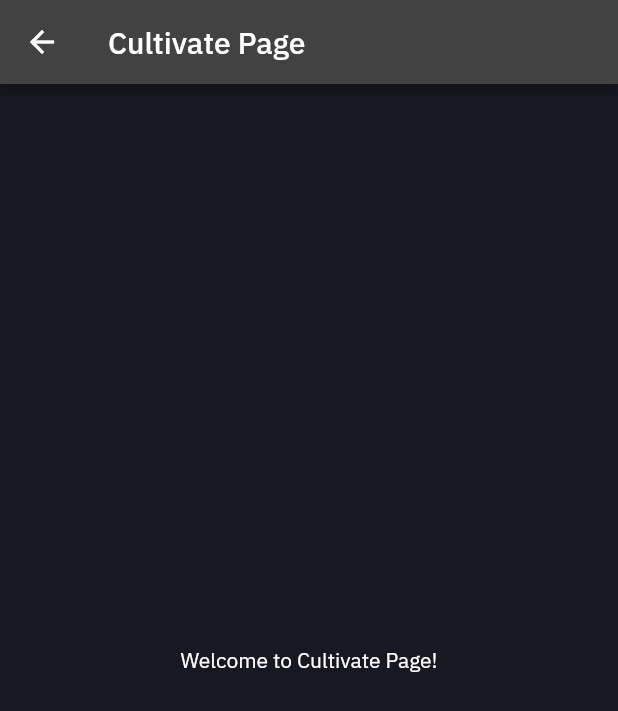
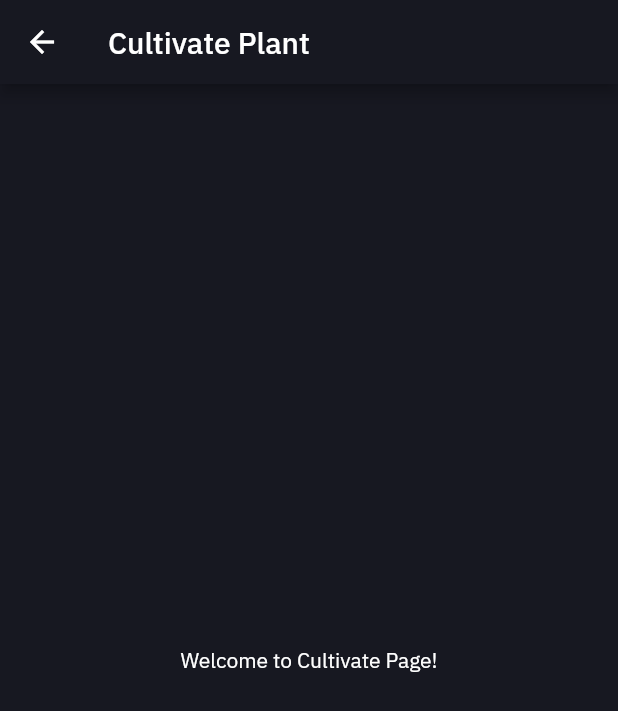
Before and after one commit to lightdarkmaster/Garduino_Version2, a Flutter app: the CultivatePage screen opened directly, on a phone screen of 412 x 824 dp. Shown: the top 711 px of the screen. Run offline on Flutter 3.47's test engine with Material 2 defaults, Android fonts, the phone set to English and light mode, and no system bars; our stand-ins replace fl_chart, flutter_svg.

Commit message:
Change Header Color

```diff
--- a/lib/widgets/cultivatePage.dart
+++ b/lib/widgets/cultivatePage.dart
@@ -15,7 +15,8 @@ class _CultivatePageState extends State<CultivatePage> {
   Widget build(BuildContext context) {
     return Scaffold(
       appBar: AppBar(
-        title: const Text('Cultivate Page'),
+        title: const Text('Cultivate Plant'),
+        backgroundColor: const Color(0xFF171821),
       ),
       body: const Center(
         child: Text('Welcome to Cultivate Page!'),
```
